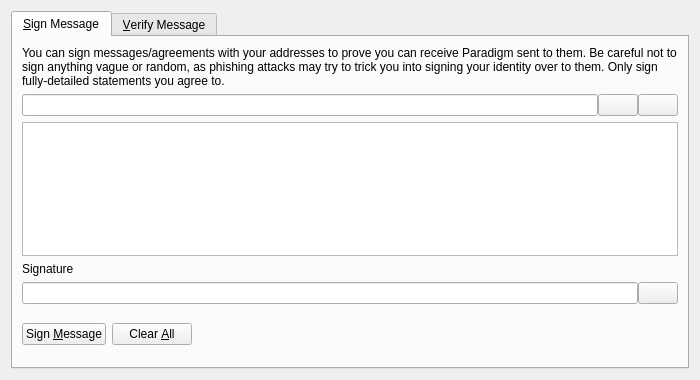
First picture: the form in src/qt/forms/signverifymessagedialog.ui, repository ParadigmCurrency/Paradigm, before the edit.
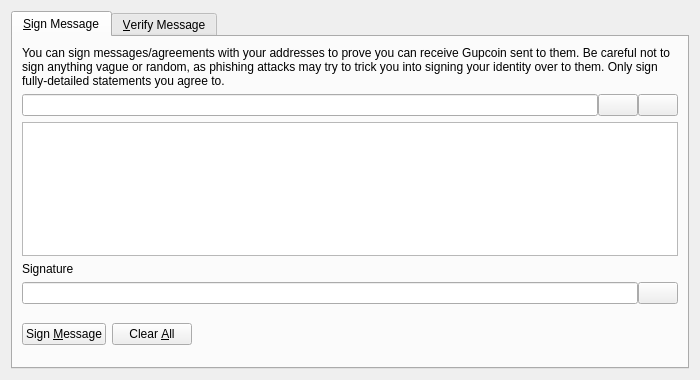
Second picture: the form after the edit. Custom widgets are drawn as their Qt base class.

```diff
--- a/src/qt/forms/signverifymessagedialog.ui
+++ b/src/qt/forms/signverifymessagedialog.ui
@@ -30,7 +30,7 @@
        <item>
         <widget class="QLabel" name="infoLabel_SM">
          <property name="text">
-          <string>You can sign messages/agreements with your addresses to prove you can receive Paradigm sent to them. Be careful not to sign anything vague or random, as phishing attacks may try to trick you into signing your identity over to them. Only sign fully-detailed statements you agree to.</string>
+          <string>You can sign messages/agreements with your addresses to prove you can receive Gupcoin sent to them. Be careful not to sign anything vague or random, as phishing attacks may try to trick you into signing your identity over to them. Only sign fully-detailed statements you agree to.</string>
          </property>
          <property name="textFormat">
           <enum>Qt::PlainText</enum>
```
Left out of the diff: 10 changed lines with no effect on the pictures.
